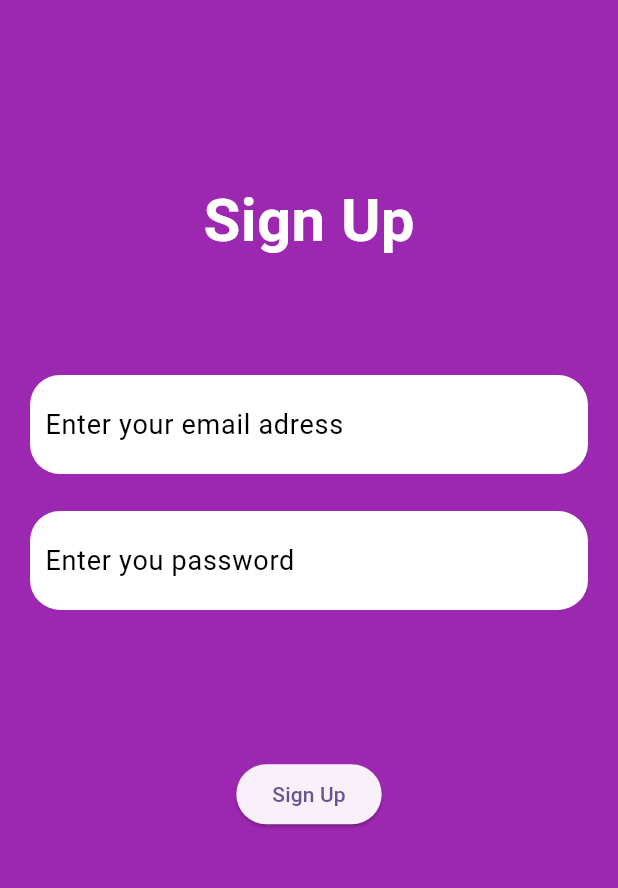
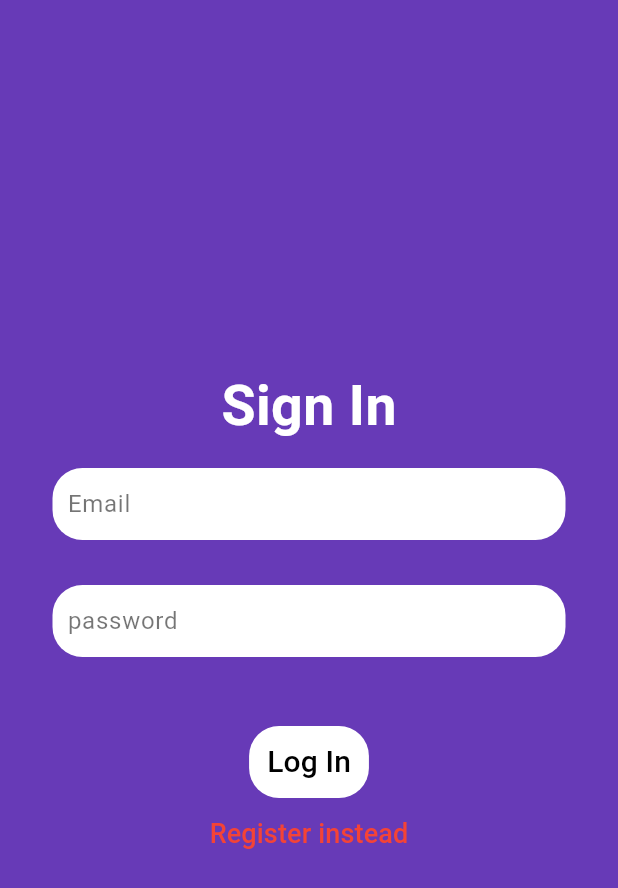
Before and after one commit to azizbek123411/log_in_firebase, a Flutter app: the screen it shows after launch, on a phone screen of 412 x 824 dp. Shown: the top 888 px of the screen. Run offline on Flutter 3.47's test engine with Material 2 defaults, Android fonts, the phone set to English and light mode, and no system bars; our stand-ins replace firebase_auth, firebase_core; accounts and stored records are empty.

```diff
--- a/lib/main.dart
+++ b/lib/main.dart
@@ -1,9 +1,8 @@
 import 'package:firebase_core/firebase_core.dart';
 import 'package:flutter/material.dart';
-import 'package:log_in_firebase/pages/home_ui/home_ui.dart';
-import 'package:log_in_firebase/pages/register_ui/register_page.dart';
+import 'package:log_in_firebase/services/widget_tree.dart';
 
-void main()async {
+Future<void> main()async {
   WidgetsFlutterBinding.ensureInitialized();
   await Firebase.initializeApp();
   runApp(const MyApp());
@@ -22,10 +21,9 @@ class MyApp extends StatelessWidget {
         colorScheme: ColorScheme.fromSeed(seedColor: Colors.deepPurple),
         useMaterial3: true,
       ),
-      home: const RegisterPage(),
+      home: const WidgetTree(),
       routes: {
-        HomePage.id: (context) => const HomePage(),
-        RegisterPage.id: (context) => const RegisterPage(),
+
       },
     );
   }
--- a/lib/pages/register_ui/register_page.dart
+++ b/lib/pages/register_ui/register_page.dart
@@ -1,9 +1,6 @@
 import 'package:firebase_auth/firebase_auth.dart';
 import 'package:flutter/material.dart';
-import 'package:log_in_firebase/pages/home_ui/home_ui.dart';
-
-import '../../services/authentication.dart';
-
+import 'package:log_in_firebase/services/authentication.dart';
 
 class RegisterPage extends StatefulWidget {
   static const String id = 'register';
@@ -15,111 +12,124 @@ class RegisterPage extends StatefulWidget {
 }
 
 class _RegisterPageState extends State<RegisterPage> {
-  final AuthServices _auth=AuthServices();
-  User? user;
+  String errorMessage = '';
+  bool isLogin = true;
+  TextEditingController _emailController = TextEditingController();
+  TextEditingController _passwordController = TextEditingController();
 
-  void _signUP() async{
-    String email=emailController.text;
-    String password=passwordController.text;
-    User? user =await _auth.signUpWithEmailAndPassword(email, password);
-    if(user!=null){
-      print('user is successfully created');
-      Navigator.pushReplacementNamed(context,HomePage.id);
-    }else{
-      print('Error');
+  Future<void> signInWithEmailAndPassword() async {
+    try {
+      await Auth().signInWithEmailAndPassword(
+          email: _emailController.text, password: _passwordController.text);
+    } on FirebaseAuthException catch (e) {
+      setState(() {
+        errorMessage = e.message!;
+      });
     }
   }
-  @override
-  void dispose() {
-    // TODO: implement dispose
-    super.dispose();
-    emailController.dispose();
-    passwordController.dispose();
+
+  Future<void> createUserWithEmailAndPassword() async {
+    try {
+      await Auth().createUserWithEmailAndPassword(
+          email: _emailController.text, password: _passwordController.text);
+    } on FirebaseAuthException catch (e) {
+      setState(() {
+        errorMessage = e.message!;
+      });
+    }
   }
 
-  final emailController = TextEditingController();
-  final passwordController = TextEditingController();
+  Widget _entireField(
+    String title,
+    TextEditingController controller,
+  ) {
+    return Container(
+      margin: const EdgeInsets.all(15),
+      decoration: BoxDecoration(
+        color: Colors.white,
+        borderRadius: BorderRadius.circular(20),
+      ),
+      child: Center(
+        child: TextField(
+          controller: controller,
+          decoration: InputDecoration(
+              contentPadding: const EdgeInsets.all(10),
+              border: InputBorder.none,
+              hintText: title,
+              hintStyle: const TextStyle(color: Colors.black54)),
+        ),
+      ),
+    );
+  }
+
+  Widget _errorMessage() {
+    return Text(
+      errorMessage == "" ? "" : 'Error ? $errorMessage',
+      style: const TextStyle(color: Colors.white),
+    );
+  }
+
+  Widget _submitButton() {
+    return Container(
+      decoration: BoxDecoration(
+        color: Colors.white,
+        borderRadius: BorderRadius.circular(20),
+      ),
+      child: TextButton(
+        onPressed: isLogin
+            ? signInWithEmailAndPassword
+            : createUserWithEmailAndPassword,
+        child: Text(
+          isLogin ? 'Log In' : "Register",
+          style: const TextStyle(color: Colors.black, fontSize: 20),
+        ),
+      ),
+    );
+  }
+
+  Widget _logInButton() {
+    return TextButton(
+        onPressed: () {
+          setState(() {
+            isLogin = !isLogin;
+          });
+        },
+        child: Text(
+          isLogin ? 'Register instead' : 'LogIn instead',
+          style: const TextStyle(color: Colors.red, fontSize: 18),
+        ));
+  }
 
   @override
   Widget build(BuildContext context) {
     return Scaffold(
-      backgroundColor: Colors.purple,
-      body: ListView(children: [
-        Padding(
-          padding: const EdgeInsets.all(20),
-          child: Column(
-            mainAxisAlignment: MainAxisAlignment.spaceEvenly,
-            children: [
-              SizedBox(
-                height: MediaQuery.of(context).size.height * 0.12,
-              ),
-              const Text(
-                'Sign Up',
-                style: TextStyle(
-                  color: Colors.white,
+      backgroundColor: Colors.deepPurple,
+      body: Container(
+        height: double.infinity,
+        width: double.infinity,
+        padding: const EdgeInsets.all(20),
+        child: Column(
+          mainAxisAlignment: MainAxisAlignment.center,
+          crossAxisAlignment: CrossAxisAlignment.center,
+          children: <Widget>[
+            Text(
+              isLogin ? "Sign In" : 'Register',
+              style: const TextStyle(
+                  fontSize: 37,
                   fontWeight: FontWeight.bold,
-                  fontSize: 40,
-                ),
-              ),
-              SizedBox(
-                height: MediaQuery.of(context).size.height * 0.09,
-              ),
-              Container(
-                height: MediaQuery.of(context).size.height * 0.08,
-                decoration: BoxDecoration(
-                  color: Colors.white,
-                  borderRadius: BorderRadius.circular(20)
-                ),
-                child: Center(
-                  child: TextField(
-                    controller: emailController,
-                    decoration: const InputDecoration(
-                        contentPadding: EdgeInsets.all(10),
-                        border: InputBorder.none,
-                      hintText: 'Enter your email adress',
-                      hintStyle: TextStyle(
-                        fontSize: 18,
-                        color: Colors.black,
-                      )
-                    ),
-                  ),
-                ),
-              ),
-              SizedBox(
-                height: MediaQuery.of(context).size.height * 0.03,
-              ),
-              Container(
-                height: MediaQuery.of(context).size.height * 0.08,
-                decoration: BoxDecoration(
-                    color: Colors.white,
-                    borderRadius: BorderRadius.circular(20)
-                ),
-                child: Center(
-                  child: TextField(
-                    controller: passwordController,
-                    decoration: const InputDecoration(
-                      border: InputBorder.none,
-                      contentPadding: EdgeInsets.all(10),
-                      hintText: "Enter you password",
-                        hintStyle: TextStyle(
-                          fontSize: 18,
-                          color: Colors.black,
-                        )
-                    ),
-                  ),
-                ),
-              ),
-              SizedBox(
-                height: MediaQuery.of(context).size.height * 0.12,
-              ),
-              ElevatedButton(
-                onPressed: _signUP,
-                child: const Text('Sign Up'),
-              ),
-            ],
-          ),
+                  color: Colors.white),
+            ),
+            _entireField('Email', _emailController),
+            _entireField('password', _passwordController),
+            _errorMessage(),
+            const SizedBox(
+              height: 10,
+            ),
+            _submitButton(),
+            _logInButton()
+          ],
         ),
-      ]),
+      ),
     );
   }
 }
--- /dev/null
+++ b/lib/services/widget_tree.dart
@@ -0,0 +1,23 @@
+import 'package:flutter/material.dart';
+import 'package:log_in_firebase/pages/home_ui/home_ui.dart';
+import 'package:log_in_firebase/pages/register_ui/register_page.dart';
+import 'package:log_in_firebase/services/authentication.dart';
+class WidgetTree extends StatefulWidget {
+  static const String id='widget tree';
+  const WidgetTree({super.key});
+
+  @override
+  State<WidgetTree> createState() => _WidgetTreeState();
+}
+
+class _WidgetTreeState extends State<WidgetTree> {
+  @override
+  Widget build(BuildContext context) {
+    return StreamBuilder(stream: Auth().authStateChanges,
+        builder:(context,snapshot){
+      if(snapshot.hasData){
+        return const HomePage();
+      } return const RegisterPage();
+        });
+  }
+}
```
Also changed, not shown: lib/model/user_model.dart (deleted, +0 -9 lines), lib/pages/home_ui/home_ui.dart (+52 -22 lines), lib/services/authentication.dart (+18 -24 lines).
